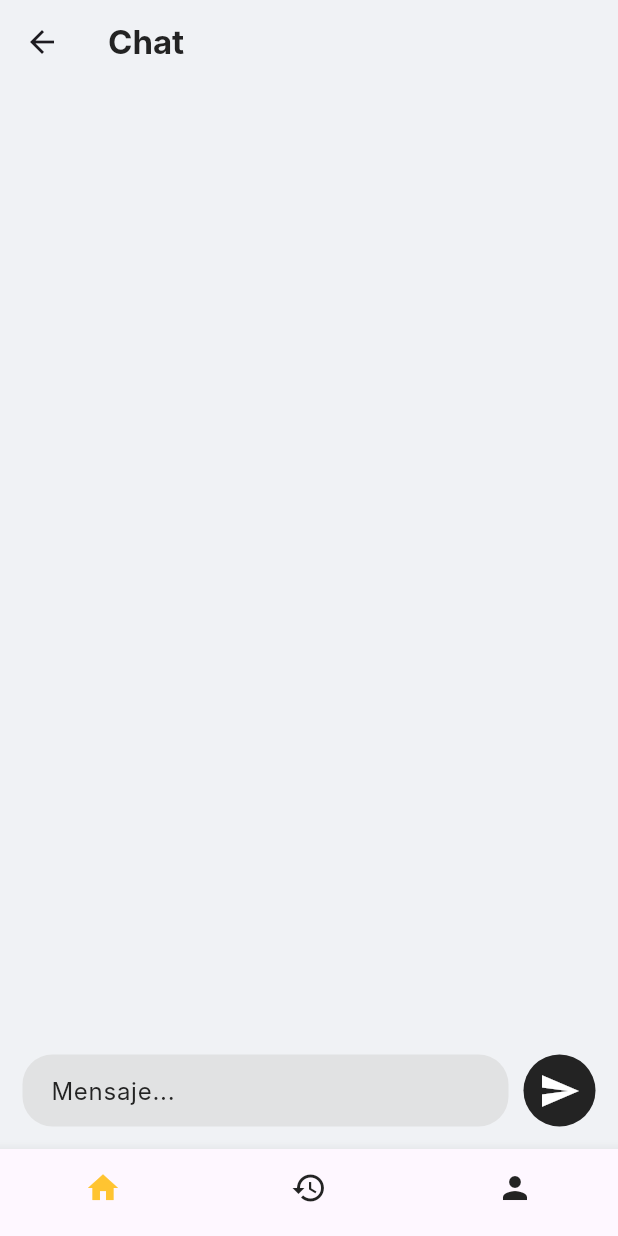
After one commit to SI728-Emergentes-CargaSinEstres/mobile-app, a Flutter app: the HomeScreen screen opened by its route, item 2 of the bottom bar chosen, after a tap on "Chat", on a phone screen of 412 x 824 dp. The commit adds this screen. Run offline on Flutter 3.47's test engine with Material 3 defaults, Android fonts, the phone set to English and light mode, and no system bars; Roboto replaces fonts that are missing (Inter).

Commit message:
feat: Add chat screen

```diff
--- /dev/null
+++ b/carga_sin_estres_flutter/lib/models/message.dart
@@ -0,0 +1,11 @@
+class Message {
+  final String content;
+  final String time;
+  final bool isUser;
+
+  Message({
+    required this.content,
+    required this.time,
+    required this.isUser,
+  });
+}
--- a/carga_sin_estres_flutter/lib/screens/menu/home.dart
+++ b/carga_sin_estres_flutter/lib/screens/menu/home.dart
@@ -46,7 +46,7 @@ class _HomeScreenState extends State<HomeScreen> {
           ),
         ),
       ),
-      bottomNavigationBar: CustomBottomNavigationBar(),
+      bottomNavigationBar: const CustomBottomNavigationBar(),
     );
   }
 
--- a/carga_sin_estres_flutter/lib/screens/menu/profile.dart
+++ b/carga_sin_estres_flutter/lib/screens/menu/profile.dart
@@ -9,7 +9,7 @@ class ProfileScreen extends StatelessWidget {
     return Scaffold(
       appBar: AppBar(title: const Text('Profile')),
       body: const Center(child: Text('Profile Screen')),
-      bottomNavigationBar: CustomBottomNavigationBar(),
+      bottomNavigationBar: const CustomBottomNavigationBar(),
     );
   }
 }
--- /dev/null
+++ b/carga_sin_estres_flutter/lib/screens/reservations/chat.dart
@@ -0,0 +1,130 @@
+import 'package:carga_sin_estres_flutter/models/message.dart';
+import 'package:carga_sin_estres_flutter/services/chat_service.dart';
+import 'package:carga_sin_estres_flutter/utils/theme.dart';
+import 'package:carga_sin_estres_flutter/widgets/chat_bubble.dart';
+import 'package:carga_sin_estres_flutter/widgets/custom_bottom_navigation_bar.dart';
+import 'package:carga_sin_estres_flutter/widgets/message_input.dart';
+import 'package:flutter/material.dart';
+import 'package:intl/intl.dart';
+
+class ChatScreen extends StatefulWidget {
+  const ChatScreen({super.key});
+
+  @override
+  State<ChatScreen> createState() => _ChatScreenState();
+}
+
+class _ChatScreenState extends State<ChatScreen> {
+  final List<Message> _messages = [];
+  final TextEditingController _controller = TextEditingController();
+  final ScrollController _scrollController = ScrollController();
+  final ChatService _chatService = ChatService();
+  bool _hasText = false;
+
+  @override
+  void dispose() {
+    _scrollController.dispose();
+    _controller.dispose();
+    super.dispose();
+  }
+
+  void _onTextChanged(String text) {
+    setState(() {
+      _hasText = text.isNotEmpty;
+    });
+  }
+
+  void _sendMessage(String message) {
+    if (message.isEmpty) return;
+
+    // Agregar el mensaje del usuario
+    _addMessageToList(message, true);
+
+    // Llamar al servicio de chat para recibir una respuesta automatica
+    _chatService.getResponses(message).then((responses) {
+      for (var response in responses) {
+        _addMessageToList(response.content, response.isUser);
+      }
+    });
+
+    _controller.clear();
+  }
+
+  void _addMessageToList(String message, bool isUser) {
+    setState(() {
+      _messages.add(Message(
+        content: message,
+        time: _formatCurrentTime(),
+        isUser: isUser,
+      ));
+      _scrollToBottom();
+    });
+  }
+
+  String _formatCurrentTime() {
+    final now = DateTime.now().toLocal();
+    return DateFormat.jm().format(now);
+  }
+
+  void _scrollToBottom() {
+    WidgetsBinding.instance.addPostFrameCallback((_) {
+      if (_scrollController.hasClients) {
+        _scrollController.animateTo(
+          _scrollController.position.maxScrollExtent,
+          duration: const Duration(milliseconds: 300),
+          curve: Curves.easeOut,
+        );
+      }
+    });
+  }
+
+  @override
+  Widget build(BuildContext context) {
+    return Scaffold(
+      backgroundColor: AppTheme.primaryWhite,
+      appBar: AppBar(
+        backgroundColor: AppTheme.primaryWhite,
+        leading: IconButton(
+          icon: const Icon(Icons.arrow_back),
+          onPressed: () {
+            Navigator.pop(context);
+          },
+        ),
+        title: const Text(
+          'Chat',
+          textAlign: TextAlign.center,
+          style: TextStyle(
+            color: AppTheme.secondaryBlack,
+            fontWeight: FontWeight.bold,
+          ),
+        ),
+      ),
+      body: Column(
+        children: [
+          Expanded(
+            child: ListView.builder(
+              controller: _scrollController,
+              padding: const EdgeInsets.symmetric(horizontal: 20.0),
+              itemCount: _messages.length,
+              itemBuilder: (context, index) {
+                final messageData = _messages[index];
+                return ChatBubble(
+                  message: messageData.content,
+                  time: messageData.time,
+                  isUser: messageData.isUser,
+                );
+              },
+            ),
+          ),
+          MessageInput(
+            controller: _controller,
+            hasText: _hasText,
+            onSend: _sendMessage,
+            onTextChanged: _onTextChanged,
+          ),
+        ],
+      ),
+      bottomNavigationBar: const CustomBottomNavigationBar(),
+    );
+  }
+}
--- a/carga_sin_estres_flutter/lib/screens/reservations/company_details.dart
+++ b/carga_sin_estres_flutter/lib/screens/reservations/company_details.dart
@@ -149,7 +149,7 @@ class _CompanyDetailsScreenState extends State<CompanyDetailsScreen> {
           ],
         ),
       ),
-      bottomNavigationBar: CustomBottomNavigationBar(),
+      bottomNavigationBar: const CustomBottomNavigationBar(),
     );
   }
 
--- a/carga_sin_estres_flutter/lib/screens/reservations/history.dart
+++ b/carga_sin_estres_flutter/lib/screens/reservations/history.dart
@@ -1,5 +1,6 @@
+import 'package:carga_sin_estres_flutter/screens/reservations/chat.dart';
+import 'package:flutter/material.dart';
 import 'package:carga_sin_estres_flutter/widgets/custom_bottom_navigation_bar.dart';
-import 'package:flutter/material.dart';
 
 class HistoryScreen extends StatelessWidget {
   const HistoryScreen({super.key});
@@ -8,8 +9,25 @@ class HistoryScreen extends StatelessWidget {
   Widget build(BuildContext context) {
     return Scaffold(
       appBar: AppBar(title: const Text('History')),
-      body: const Center(child: Text('History Screen')),
-      bottomNavigationBar: CustomBottomNavigationBar(),
+      body: Center(
+        child: Column(
+          mainAxisAlignment: MainAxisAlignment.center,
+          children: [
+            const Text('History Screen'),
+            const SizedBox(height: 20),
+            ElevatedButton(
+              onPressed: () {
+                Navigator.push(
+                  context,
+                  MaterialPageRoute(builder: (context) => const ChatScreen()),
+                );
+              },
+              child: const Text('Chat'),
+            ),
+          ],
+        ),
+      ),
+      bottomNavigationBar: const CustomBottomNavigationBar(),
     );
   }
 }
--- a/carga_sin_estres_flutter/lib/widgets/date_of_birth_input.dart
+++ b/carga_sin_estres_flutter/lib/widgets/date_of_birth_input.dart
@@ -13,7 +13,7 @@ class DateOfBirthInput extends StatefulWidget {
   });
 
   @override
-  _DateOfBirthInputState createState() => _DateOfBirthInputState();
+  State<DateOfBirthInput> createState() => _DateOfBirthInputState();
 }
 
 class _DateOfBirthInputState extends State<DateOfBirthInput> {
--- /dev/null
+++ b/carga_sin_estres_flutter/lib/widgets/message_input.dart
@@ -0,0 +1,86 @@
+import 'package:carga_sin_estres_flutter/utils/theme.dart';
+import 'package:flutter/material.dart';
+
+class MessageInput extends StatefulWidget {
+  final TextEditingController controller;
+  final bool hasText;
+  final Function(String) onSend;
+  final Function(String) onTextChanged;
+
+  const MessageInput({
+    super.key,
+    required this.controller,
+    required this.hasText,
+    required this.onSend,
+    required this.onTextChanged,
+  });
+
+  @override
+  State<MessageInput> createState() => _MessageInputState();
+}
+
+class _MessageInputState extends State<MessageInput> {
+  @override
+  void initState() {
+    super.initState();
+  }
+
+  @override
+  Widget build(BuildContext context) {
+    return Padding(
+      padding: const EdgeInsets.all(15.0),
+      child: Row(
+        children: [
+          Expanded(
+            child: TextField(
+              controller: widget.controller,
+              decoration: InputDecoration(
+                hintText: 'Mensaje...',
+                hintStyle: const TextStyle(color: AppTheme.secondaryBlack),
+                filled: true,
+                fillColor: const Color.fromARGB(255, 225, 226, 227),
+                contentPadding: const EdgeInsets.symmetric(
+                    horizontal: 15.0, vertical: 10.0),
+                border: OutlineInputBorder(
+                  borderRadius: BorderRadius.circular(20.0),
+                  borderSide: BorderSide.none,
+                ),
+              ),
+              onChanged: (value) {
+                widget.onTextChanged(value);
+                setState(() {});
+              },
+              onSubmitted: (value) {
+                if (value.isNotEmpty) {
+                  widget.onSend(value);
+                }
+              },
+            ),
+          ),
+          const SizedBox(width: 10),
+          Container(
+            decoration: const BoxDecoration(
+              color: AppTheme.secondaryBlack,
+              shape: BoxShape.circle,
+            ),
+            child: IconButton(
+              icon: const Icon(
+                Icons.send,
+                color: Colors.white,
+                size: 28,
+              ),
+              onPressed: () {
+                if (widget.controller.text.isNotEmpty) {
+                  // Si hay texto, envíalo
+                  widget.onSend(widget.controller.text);
+                  widget.controller.clear();
+                  setState(() {});
+                }
+              },
+            ),
+          ),
+        ],
+      ),
+    );
+  }
+}
```
Also changed, not shown: carga_sin_estres_flutter/lib/services/chat_service.dart (added, +21 -0 lines), carga_sin_estres_flutter/lib/widgets/chat_bubble.dart (added, +71 -0 lines).
